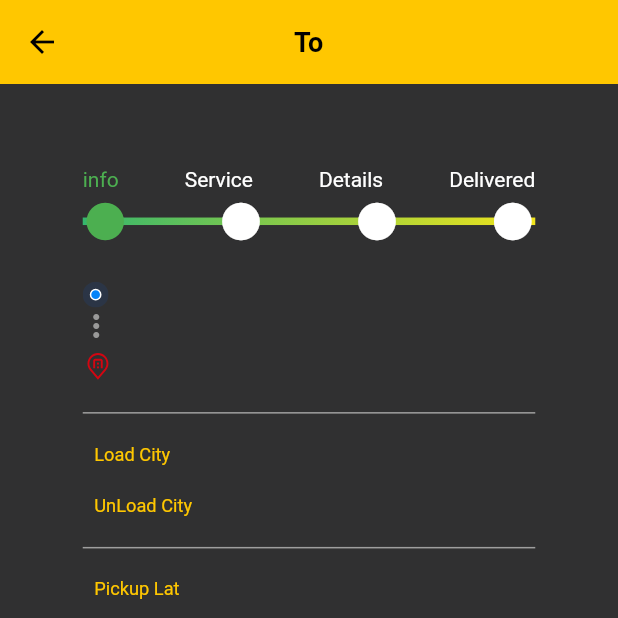
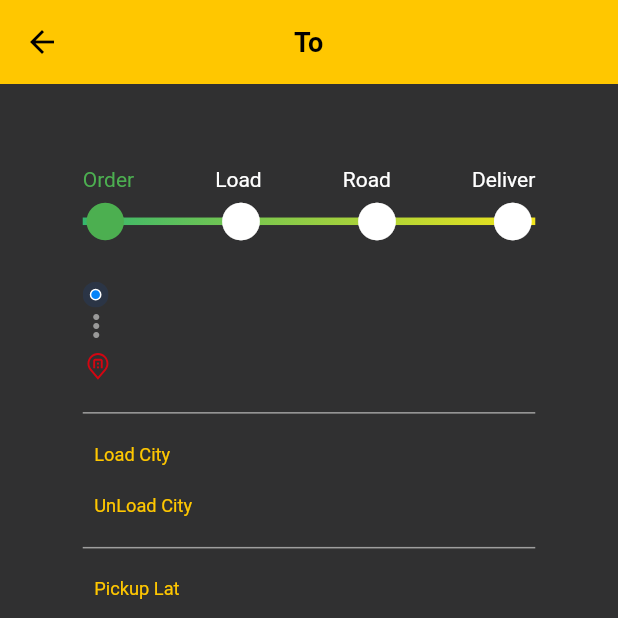
Before and after one commit to HamzaMuazzam/truck_user_app_new, a Flutter app: the OrderDetailById screen opened directly with empty values, on a phone screen of 412 x 824 dp, the top half of it. Run offline on Flutter 3.47's test engine with Material 2 defaults, Android fonts, the phone set to English and light mode, and no system bars; our stand-ins replace cached_network_image, firebase_auth, firebase_core, firebase_messaging, flutter_local_notifications, flutter_rating_bar and 15 more; missing offline and left inert: firebase_phone_auth_handler, flutter_animated_dialog, flutter_polyline_points, map_location_picker, place_picker; accounts and stored records are empty; statements that could not run were skipped; project files that could hold a hidden picture were left out.

Commit message:
notification_service.dart

```diff
--- a/lib/notification_service.dart
+++ b/lib/notification_service.dart
@@ -75,9 +75,9 @@ class NotificationRoutes {
 
       if (payload['Route'] == "order_screen" &&
           (payload['orderId'] != null || payload['OrderId'] != null)) {
-        String? orderID = payload['OrderId'] ?? "";
+        String? orderID = payload['OrderId'] ?? payload['orderId'];
         String response = await ApiServices.getMethod(
-            feedUrl: "/Order/get-order-by-Id?id=$orderID");
+            feedUrl: "Order/get-order-by-Id?id=$orderID");
 
         if (response.isNotEmpty) {
           if (Get.currentRoute.contains("OrderDetailById")) {
--- a/lib/providers/Truck _provider/fair_provider.dart
+++ b/lib/providers/Truck _provider/fair_provider.dart
@@ -179,8 +179,7 @@ class FairTruckProvider extends ChangeNotifier {
   Future<bool> getAllOrdersDetails() async {
     getAllOrdersResponse.clear();
     var response = await ApiServices.getMethod(
-        feedUrl: 'Order/get-order-by-c'
-            'lient?id=${StorageCRUD.getUser().id}');
+        feedUrl: 'Order/get-order-by-client?id=${StorageCRUD.getUser().id}');
     if (response.isEmpty) {
       allOrders = false;
       notifyListeners();
--- a/lib/screens/TruckBooking/VehicleChooseScreenWeb.dart
+++ b/lib/screens/TruckBooking/VehicleChooseScreenWeb.dart
@@ -186,7 +186,7 @@ Widget stepper(int index) {
           mainAxisAlignment: MainAxisAlignment.spaceBetween,
           children: [
             Text(
-              "Order Information",
+              "Order",
               style: TextStyle(
                   color: index == 0 || index > 0 ? Colors.green : Colors.white),
             ),
--- a/lib/screens/TruckBooking/getOrderDetailsById.dart
+++ b/lib/screens/TruckBooking/getOrderDetailsById.dart
@@ -1027,19 +1027,19 @@ class _OrderDetailByIdState extends State<OrderDetailById> {
             mainAxisAlignment: MainAxisAlignment.spaceBetween,
             children: [
               Text(
-                "info",
+                "Order",
                 style: TextStyle(
                     color: index == 0 || index > 0 ? Colors.green : Colors.white),
               ),
-              Text("Service",
+              Text("Load",
                   style: TextStyle(
                       color:
                       index == 1 || index > 1 ? Colors.green : Colors.white)),
-              Text("Details",
+              Text("Road",
                   style: TextStyle(
                       color:
                       index == 2 || index > 2 ? Colors.green : Colors.white)),
-              Text("Delivered",
+              Text("Deliver",
                   style: TextStyle(
                       color:
                       index == 3 || index > 3 ? Colors.green : Colors.white))
--- a/lib/services/apiServices/api_services.dart
+++ b/lib/services/apiServices/api_services.dart
@@ -57,6 +57,7 @@ class ApiServices {
     if (response.statusCode == 200) {
       return result;
     } else {
+      logger.e(result);
       return "";
     }
   }
```
Also changed, not shown: lib/screens/TruckBooking/GetAllOrdersScreen.dart (+7 -3 lines), lib/screens/TruckBooking/OrderLocationPickScreenWeb.dart (+65 -6 lines), 1 other file.
